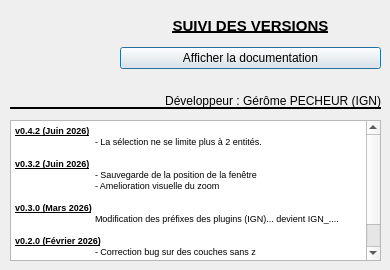
Qt form aproposde.ui (IGNF/altibonne-qgis-plugin) before a commit.
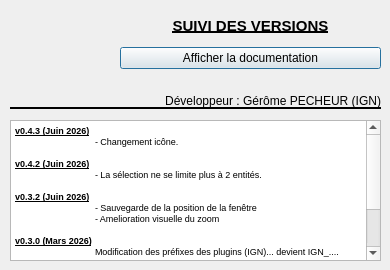
The same form after that commit. Icons and pictures are not drawn.

Commit message: maj a propos

```diff
--- a/aproposde.ui
+++ b/aproposde.ui
@@ -100,6 +100,9 @@
 &lt;html&gt;&lt;head&gt;&lt;meta name=&quot;qrichtext&quot; content=&quot;1&quot; /&gt;&lt;style type=&quot;text/css&quot;&gt;
 p, li { white-space: pre-wrap; }
 &lt;/style&gt;&lt;/head&gt;&lt;body style=&quot; font-family:'MS Shell Dlg 2'; font-size:8.25pt; font-weight:400; font-style:normal;&quot;&gt;
+&lt;p style=&quot; margin-top:0px; margin-bottom:0px; margin-left:0px; margin-right:0px; -qt-block-indent:0; text-indent:0px;&quot;&gt;&lt;span style=&quot; font-size:7pt; font-weight:600; text-decoration: underline;&quot;&gt;v0.4.3 (Juin 2026)&lt;/span&gt;&lt;/p&gt;
+&lt;p style=&quot; margin-top:0px; margin-bottom:0px; margin-left:0px; margin-right:0px; -qt-block-indent:0; text-indent:0px;&quot;&gt;&lt;span style=&quot; font-size:7pt;&quot;&gt;	- Changement icône.&lt;/span&gt;&lt;/p&gt;
+&lt;p style=&quot;-qt-paragraph-type:empty; margin-top:0px; margin-bottom:0px; margin-left:0px; margin-right:0px; -qt-block-indent:0; text-indent:0px; font-size:7pt;&quot;&gt;&lt;br /&gt;&lt;/p&gt;
 &lt;p style=&quot; margin-top:0px; margin-bottom:0px; margin-left:0px; margin-right:0px; -qt-block-indent:0; text-indent:0px;&quot;&gt;&lt;span style=&quot; font-size:7pt; font-weight:600; text-decoration: underline;&quot;&gt;v0.4.2 (Juin 2026)&lt;/span&gt;&lt;/p&gt;
 &lt;p style=&quot; margin-top:0px; margin-bottom:0px; margin-left:0px; margin-right:0px; -qt-block-indent:0; text-indent:0px;&quot;&gt;&lt;span style=&quot; font-size:7pt;&quot;&gt;	- La sélection ne se limite plus à 2 entités.&lt;/span&gt;&lt;/p&gt;
 &lt;p style=&quot;-qt-paragraph-type:empty; margin-top:0px; margin-bottom:0px; margin-left:0px; margin-right:0px; -qt-block-indent:0; text-indent:0px; font-size:7pt;&quot;&gt;&lt;br /&gt;&lt;/p&gt;
```
